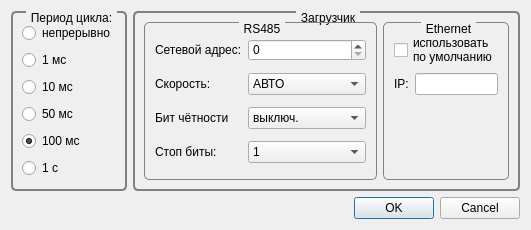
atikbif/LDEditor, file Dialogs/dialogprojectconfig.ui: the form before one commit.
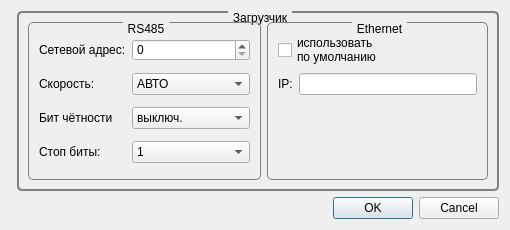
The form after the commit.

Commit message: настройка системного цикла отдельным окном

Diff of the .ui file:
```diff
--- a/Dialogs/dialogprojectconfig.ui
+++ b/Dialogs/dialogprojectconfig.ui
@@ -14,77 +14,6 @@
    <string>Настройка загрузки</string>
   </property>
   <layout class="QGridLayout" name="gridLayout_5">
-   <item row="0" column="0">
-    <widget class="QGroupBox" name="groupBox_Period">
-     <property name="styleSheet">
-      <string notr="true">QGroupBox {
-    background-color: qlineargradient(x1: 0, y1: 0, x2: 0, y2: 1,
-                                      stop: 0 #E0E0E0, stop: 1 #FFFFFF);
-    border: 2px solid gray;
-    border-radius: 5px;
-    margin-top: 1ex; /* leave space at the top for the title */
-}
-
-QGroupBox::title {
-    subcontrol-origin: margin;
-    subcontrol-position: top center; /* position at the top center */
-    padding: 0 3px;
-    background-color: qlineargradient(x1: 0, y1: 0, x2: 0, y2: 1,
-                                      stop: 0 #FFFECE, stop: 1 #FFFFFF);
-}</string>
-     </property>
-     <property name="title">
-      <string>Период цикла:</string>
-     </property>
-     <layout class="QGridLayout" name="gridLayout">
-      <item row="0" column="0">
-       <widget class="QRadioButton" name="radioButton_0ms">
-        <property name="text">
-         <string>непрерывно</string>
-        </property>
-       </widget>
-      </item>
-      <item row="1" column="0">
-       <widget class="QRadioButton" name="radioButton_1ms">
-        <property name="text">
-         <string>1 мс</string>
-        </property>
-       </widget>
-      </item>
-      <item row="2" column="0">
-       <widget class="QRadioButton" name="radioButton_10ms">
-        <property name="text">
-         <string>10 мс</string>
-        </property>
-       </widget>
-      </item>
-      <item row="3" column="0">
-       <widget class="QRadioButton" name="radioButton_50ms">
-        <property name="text">
-         <string>50 мс</string>
-        </property>
-       </widget>
-      </item>
-      <item row="4" column="0">
-       <widget class="QRadioButton" name="radioButton_100ms">
-        <property name="text">
-         <string>100 мс</string>
-        </property>
-        <property name="checked">
-         <bool>true</bool>
-        </property>
-       </widget>
-      </item>
-      <item row="5" column="0">
-       <widget class="QRadioButton" name="radioButton_1000ms">
-        <property name="text">
-         <string>1 с</string>
-        </property>
-       </widget>
-      </item>
-     </layout>
-    </widget>
-   </item>
    <item row="0" column="1">
     <widget class="QGroupBox" name="groupBox">
      <property name="styleSheet">
```
The commit also changes 9 other files.
